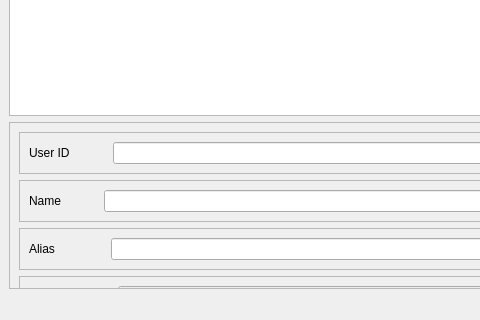
Qt form elitebridge_ui_file/userwindow.ui (SaiSawant1/EliteBridgeAdmin) before a commit; both pictures show x 0 to 480 and y 317 to 637 of the 1163 by 637 pixel window.
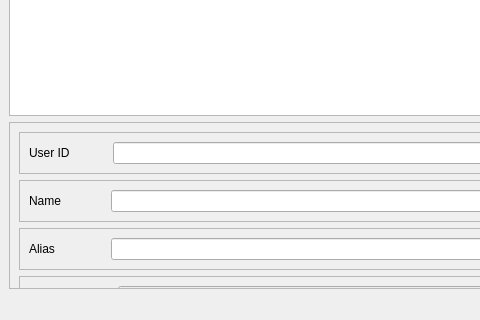
The same form after that commit.

```diff
--- a/elitebridge_ui_file/userwindow.ui
+++ b/elitebridge_ui_file/userwindow.ui
@@ -126,7 +126,7 @@
               </size>
              </property>
              <property name="text">
-              <string>Name           </string>
+              <string>Name             </string>
              </property>
             </widget>
            </item>
```
Left out of the diff: 2 changed lines with no effect on the pictures.
